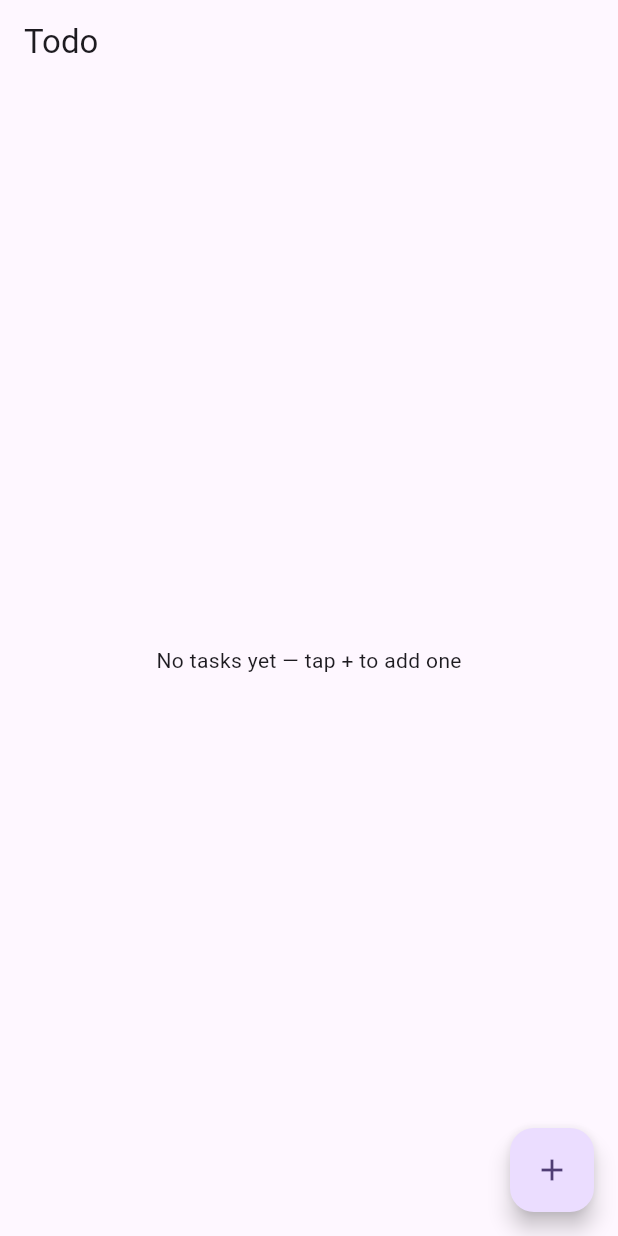
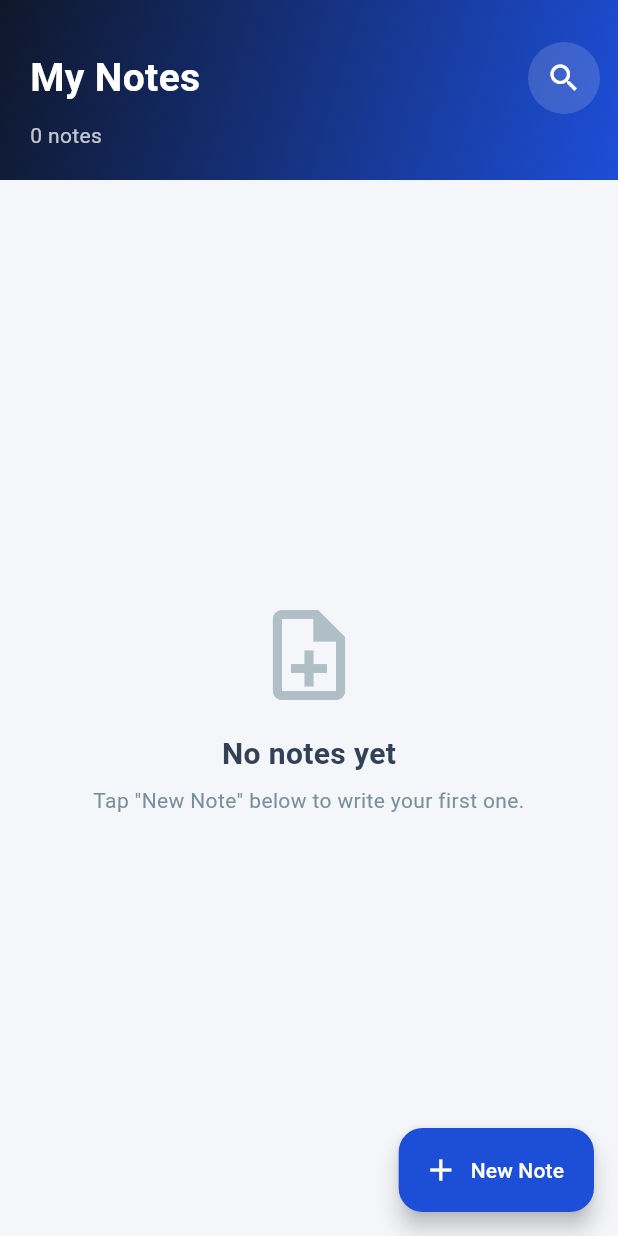
Before and after one commit to rao21/iba_app_dev_26, a Flutter app: the screen it shows after launch, on a phone screen of 412 x 824 dp. Run offline on Flutter 3.47's test engine with Material 3 defaults, Android fonts, the phone set to English and light mode, and no system bars; our stand-ins replace cloud_firestore, firebase_core; accounts and stored records are empty.

Commit message:
feat(notes): add a polished Firestore-backed Notes app
- lib/models/note_model.dart: Note with fromMap()/toMap()/copyWith()
- lib/services/note_service.dart: NoteService — addNote, getNotes (live
  Stream), updateNote, deleteNote against the 'notes' collection
- lib/screens/home_screen.dart: gradient AppBar with note count and a
  working search toggle, custom shadowed note cards with rotating accent
  icon badges, empty state, delete confirmation dialog, extended FAB
- lib/screens/note_form_screen.dart: shared add/edit form (nullable Note
  decides the mode), filled rounded icon-prefixed fields with validation,
  gradient Save/Update button with a loading state, and a visible error
  SnackBar on a failed save instead of failing silently
- main.dart: wires HomeScreen as home, Material 3 with a navy
  colorSchemeSeed
- firestore.rules: open the 'notes' collection too (still needs a manual
  'firebase deploy --only firestore:rules' — deploying rules is
  security-sensitive and isn't run automatically)
- Add intl for the note card timestamp

```diff
--- a/lib/main.dart
+++ b/lib/main.dart
@@ -1,14 +1,14 @@
 import 'package:firebase_core/firebase_core.dart';
 import 'package:flutter/material.dart';
 
-import 'features/todo/pages/todo_list_page.dart';
 import 'firebase_options.dart';
+import 'screens/home_screen.dart';
 
 Future<void> main() async {
   // Flutter needs to be ready before any plugin (Firebase included) can run.
   WidgetsFlutterBinding.ensureInitialized();
 
-  // Connects this app to the ibaCourse Firebase project — the config in
+  // Connects this app to the Firebase project — the config in
   // firebase_options.dart was generated by `flutterfire configure`.
   await Firebase.initializeApp(options: DefaultFirebaseOptions.currentPlatform);
 
@@ -21,10 +21,16 @@ class MyApp extends StatelessWidget {
   @override
   Widget build(BuildContext context) {
     return MaterialApp(
-      title: 'Todo',
+      title: 'Notes',
       debugShowCheckedModeBanner: false,
-      theme: ThemeData(colorScheme: ColorScheme.fromSeed(seedColor: Colors.deepPurple)),
-      home: const TodoListPage(),
+      theme: ThemeData(
+        useMaterial3: true,
+        // Navy seed so every Material 3 component (buttons, fields, etc.)
+        // derives a colour scheme that matches the AppBar gradient.
+        colorSchemeSeed: const Color(0xFF1D4ED8),
+        scaffoldBackgroundColor: const Color(0xFFF4F6FA),
+      ),
+      home: const HomeScreen(),
     );
   }
 }
--- /dev/null
+++ b/lib/models/note_model.dart
@@ -0,0 +1,55 @@
+import 'package:cloud_firestore/cloud_firestore.dart';
+
+/// A single note stored in the "notes" Firestore collection.
+///
+/// [id] is the Firestore document id. It is empty for a note that has not
+/// been saved yet (e.g. while filling out the "Add Note" form), and gets
+/// filled in once NoteService hands back a saved document.
+class Note {
+  const Note({
+    required this.id,
+    required this.title,
+    required this.description,
+    required this.createdAt,
+  });
+
+  final String id;
+  final String title;
+  final String description;
+  final DateTime createdAt;
+
+  /// Converts a Firestore document into a Note. [id] comes from the
+  /// document's own path, not its data, so it is passed in separately.
+  factory Note.fromMap(String id, Map<String, dynamic> map) {
+    return Note(
+      id: id,
+      title: map['title'] as String? ?? '',
+      description: map['description'] as String? ?? '',
+      // Firestore stores dates as Timestamp, not DateTime — convert here so
+      // the rest of the app only ever deals in plain DateTime.
+      createdAt: (map['createdAt'] as Timestamp?)?.toDate() ?? DateTime.now(),
+    );
+  }
+
+  /// Converts this Note into the plain map Firestore expects. The id is
+  /// deliberately left out — Firestore already knows it from the document
+  /// path, and writing it into the data too would just be duplication.
+  Map<String, dynamic> toMap() {
+    return {
+      'title': title,
+      'description': description,
+      'createdAt': Timestamp.fromDate(createdAt),
+    };
+  }
+
+  /// Returns a copy of this note with the given fields replaced — handy for
+  /// building the updated version of a note in the edit form.
+  Note copyWith({String? title, String? description}) {
+    return Note(
+      id: id,
+      title: title ?? this.title,
+      description: description ?? this.description,
+      createdAt: createdAt,
+    );
+  }
+}
--- /dev/null
+++ b/lib/screens/home_screen.dart
@@ -0,0 +1,380 @@
+import 'package:flutter/material.dart';
+import 'package:intl/intl.dart';
+
+import '../models/note_model.dart';
+import '../services/note_service.dart';
+import 'note_form_screen.dart';
+
+// The navy-to-blue gradient used on every AppBar in this app. Keeping it as
+// a top-level constant means both screens stay visually identical without
+// copy-pasting a Color list everywhere.
+const _appBarGradient = LinearGradient(
+  begin: Alignment.topLeft,
+  end: Alignment.bottomRight,
+  colors: [Color(0xFF0F172A), Color(0xFF1D4ED8)],
+);
+
+// Each note card's icon badge rotates through these accent colors, so a
+// long list of notes doesn't read as one flat block of white cards.
+const _accentColors = [
+  Color(0xFF3B82F6), // blue
+  Color(0xFF8B5CF6), // purple
+  Color(0xFFF59E0B), // amber
+  Color(0xFF10B981), // emerald
+];
+
+/// The notes list — the app's home screen. A StreamBuilder keeps it in
+/// sync with Firestore in real time, and an optional search field filters
+/// the already-loaded list locally.
+class HomeScreen extends StatefulWidget {
+  const HomeScreen({super.key});
+
+  @override
+  State<HomeScreen> createState() => _HomeScreenState();
+}
+
+class _HomeScreenState extends State<HomeScreen> {
+  final NoteService _noteService = NoteService();
+  final TextEditingController _searchController = TextEditingController();
+
+  bool _isSearching = false;
+  String _searchQuery = '';
+
+  @override
+  void dispose() {
+    _searchController.dispose();
+    super.dispose();
+  }
+
+  // Toggles the inline search field on and off, clearing any previous
+  // search text so reopening search always starts fresh.
+  void _toggleSearch() {
+    setState(() {
+      _isSearching = !_isSearching;
+      if (!_isSearching) {
+        _searchQuery = '';
+        _searchController.clear();
+      }
+    });
+  }
+
+  // Opens the shared add/edit form. Passing null means "add mode"; the
+  // form screen itself decides its title and button label from this.
+  void _openAddNoteForm() {
+    Navigator.push(
+      context,
+      MaterialPageRoute(builder: (context) => const NoteFormScreen(note: null)),
+    );
+  }
+
+  void _openEditNoteForm(Note note) {
+    Navigator.push(
+      context,
+      MaterialPageRoute(builder: (context) => NoteFormScreen(note: note)),
+    );
+  }
+
+  // Shows a rounded confirmation dialog before actually deleting anything —
+  // deleting a note is permanent, so it deserves a deliberate second tap.
+  Future<void> _confirmDelete(Note note) async {
+    final confirmed = await showDialog<bool>(
+      context: context,
+      builder: (context) => AlertDialog(
+        shape: RoundedRectangleBorder(borderRadius: BorderRadius.circular(20)),
+        title: const Text('Delete this note?'),
+        content: const Text('This action cannot be undone.'),
+        actions: [
+          TextButton(
+            onPressed: () => Navigator.pop(context, false),
+            child: const Text('Cancel'),
+          ),
+          FilledButton(
+            style: FilledButton.styleFrom(backgroundColor: Colors.redAccent),
+            onPressed: () => Navigator.pop(context, true),
+            child: const Text('Delete'),
+          ),
+        ],
+      ),
+    );
+
+    if (confirmed == true) {
+      await _noteService.deleteNote(note.id);
+    }
+  }
+
+  @override
+  Widget build(BuildContext context) {
+    return Scaffold(
+      backgroundColor: const Color(0xFFF4F6FA),
+      body: StreamBuilder<List<Note>>(
+        stream: _noteService.getNotes(),
+        builder: (context, snapshot) {
+          final allNotes = snapshot.data ?? const <Note>[];
+
+          // Local, client-side filter — the collection is small enough for a
+          // teaching app that a second Firestore query isn't worth it.
+          final notes = _searchQuery.isEmpty
+              ? allNotes
+              : allNotes
+                  .where((n) =>
+                      n.title.toLowerCase().contains(_searchQuery.toLowerCase()))
+                  .toList();
+
+          return CustomScrollView(
+            slivers: [
+              _buildAppBar(allNotes.length),
+              if (snapshot.connectionState == ConnectionState.waiting)
+                const SliverFillRemaining(
+                  child: Center(child: CircularProgressIndicator()),
+                )
+              else if (notes.isEmpty)
+                SliverFillRemaining(
+                  child: _buildEmptyState(isSearch: _searchQuery.isNotEmpty),
+                )
+              else
+                SliverPadding(
+                  padding: const EdgeInsets.fromLTRB(16, 16, 16, 96),
+                  sliver: SliverList.builder(
+                    itemCount: notes.length,
+                    itemBuilder: (context, index) {
+                      final note = notes[index];
+                      // Cycle through the accent palette by index so
+                      // neighbouring cards never land on the same colour.
+                      final accent = _accentColors[index % _accentColors.length];
+                      return _NoteCard(
+                        note: note,
+                        accentColor: accent,
+                        onTap: () => _openEditNoteForm(note),
+                        onDelete: () => _confirmDelete(note),
+                      );
+                    },
+                  ),
+                ),
+            ],
+          );
+        },
+      ),
+      floatingActionButton: FloatingActionButton.extended(
+        onPressed: _openAddNoteForm,
+        backgroundColor: const Color(0xFF1D4ED8),
+        icon: const Icon(Icons.add, color: Colors.white),
+        label: const Text('New Note', style: TextStyle(color: Colors.white)),
+      ),
+    );
+  }
+
+  // A pinned, gradient SliverAppBar — its title swaps for a search field
+  // when search mode is active, and its bottom row (subtitle/count or the
+  // search field itself) stays visible while the list scrolls underneath.
+  Widget _buildAppBar(int totalCount) {
+    return SliverAppBar(
+      pinned: true,
+      expandedHeight: 120,
+      backgroundColor: const Color(0xFF0F172A),
+      automaticallyImplyLeading: false,
+      flexibleSpace: Container(
+        decoration: const BoxDecoration(gradient: _appBarGradient),
+        child: SafeArea(
+          child: Padding(
+            padding: const EdgeInsets.fromLTRB(20, 8, 12, 0),
+            child: Column(
+              crossAxisAlignment: CrossAxisAlignment.start,
+              mainAxisAlignment: MainAxisAlignment.center,
+              children: [
+                Row(
+                  children: [
+                    Expanded(
+                      child: _isSearching
+                          ? _buildSearchField()
+                          : const Text(
+                              'My Notes',
+                              style: TextStyle(
+                                color: Colors.white,
+                                fontSize: 26,
+                                fontWeight: FontWeight.bold,
+                              ),
+                            ),
+                    ),
+                    // Circular search toggle button — switches between the
+                    // magnifying glass and a close icon while active.
+                    Container(
+                      decoration: BoxDecoration(
+                        color: Colors.white.withValues(alpha: 0.15),
+                        shape: BoxShape.circle,
+                      ),
+                      child: IconButton(
+                        onPressed: _toggleSearch,
+                        icon: Icon(
+                          _isSearching ? Icons.close : Icons.search,
+                          color: Colors.white,
+                        ),
+                      ),
+                    ),
+                  ],
+                ),
+                if (!_isSearching) ...[
+                  const SizedBox(height: 4),
+                  Text(
+                    '$totalCount ${totalCount == 1 ? 'note' : 'notes'}',
+                    style: TextStyle(color: Colors.white.withValues(alpha: 0.75)),
+                  ),
+                ],
+              ],
+            ),
+          ),
+        ),
+      ),
+    );
+  }
+
+  Widget _buildSearchField() {
+    return TextField(
+      controller: _searchController,
+      autofocus: true,
+      style: const TextStyle(color: Colors.white),
+      cursorColor: Colors.white,
+      decoration: InputDecoration(
+        hintText: 'Search notes...',
+        hintStyle: TextStyle(color: Colors.white.withValues(alpha: 0.6)),
+        border: InputBorder.none,
+      ),
+      onChanged: (value) => setState(() => _searchQuery = value),
+    );
+  }
+
+  // The "nothing here" state: a muted icon plus a short, friendly message
+  // instead of a blank white screen.
+  Widget _buildEmptyState({required bool isSearch}) {
+    return Center(
+      child: Padding(
+        padding: const EdgeInsets.all(32),
+        child: Column(
+          mainAxisSize: MainAxisSize.min,
+          children: [
+            Icon(
+              isSearch ? Icons.search_off_rounded : Icons.note_add_outlined,
+              size: 72,
+              color: Colors.blueGrey.shade200,
+            ),
+            const SizedBox(height: 16),
+            Text(
+              isSearch ? 'No matching notes' : 'No notes yet',
+              style: const TextStyle(
+                fontSize: 20,
+                fontWeight: FontWeight.w600,
+                color: Color(0xFF334155),
+              ),
+            ),
+            const SizedBox(height: 6),
+            Text(
+              isSearch
+                  ? 'Try a different search term.'
+                  : 'Tap "New Note" below to write your first one.',
+              textAlign: TextAlign.center,
+              style: TextStyle(color: Colors.blueGrey.shade400),
+            ),
+          ],
+        ),
+      ),
+    );
+  }
+}
+
+/// One note, rendered as a custom shadowed card rather than a default
+/// Material Card — rounded corners, a coloured icon badge, and a trailing
+/// delete button.
+class _NoteCard extends StatelessWidget {
+  const _NoteCard({
+    required this.note,
+    required this.accentColor,
+    required this.onTap,
+    required this.onDelete,
+  });
+
+  final Note note;
+  final Color accentColor;
+  final VoidCallback onTap;
+  final VoidCallback onDelete;
+
+  @override
+  Widget build(BuildContext context) {
+    return Padding(
+      padding: const EdgeInsets.only(bottom: 14),
+      child: Material(
+        color: Colors.transparent,
+        child: InkWell(
+          borderRadius: BorderRadius.circular(18),
+          onTap: onTap,
+          child: Container(
+            padding: const EdgeInsets.all(14),
+            decoration: BoxDecoration(
+              color: Colors.white,
+              borderRadius: BorderRadius.circular(18),
+              boxShadow: [
+                BoxShadow(
+                  color: Colors.black.withValues(alpha: 0.06),
+                  blurRadius: 16,
+                  offset: const Offset(0, 6),
+                ),
+              ],
+            ),
+            child: Row(
+              crossAxisAlignment: CrossAxisAlignment.start,
+              children: [
+                // The coloured icon badge — a rounded square, not a circle,
+                // so it reads as a "document" rather than an avatar.
+                Container(
+                  width: 44,
+                  height: 44,
+                  decoration: BoxDecoration(
+                    color: accentColor.withValues(alpha: 0.15),
+                    borderRadius: BorderRadius.circular(12),
+                  ),
+                  child: Icon(Icons.description_outlined, color: accentColor),
+                ),
+                const SizedBox(width: 14),
+                Expanded(
+                  child: Column(
+                    crossAxisAlignment: CrossAxisAlignment.start,
+                    children: [
+                      Text(
+                        note.title,
+                        style: const TextStyle(
+                          fontSize: 16,
+                          fontWeight: FontWeight.bold,
+                          color: Color(0xFF1E293B),
+                        ),
+                        maxLines: 1,
+                        overflow: TextOverflow.ellipsis,
+                      ),
+                      const SizedBox(height: 4),
+                      Text(
+                        note.description,
+                        style: TextStyle(color: Colors.blueGrey.shade500, height: 1.3),
+                        maxLines: 2,
+                        overflow: TextOverflow.ellipsis,
+                      ),
+                      const SizedBox(height: 8),
+                      Text(
+                        DateFormat('MMM d, yyyy • h:mm a').format(note.createdAt),
+                        style: TextStyle(
+                          fontSize: 12,
+                          color: Colors.blueGrey.shade300,
+                        ),
+                      ),
+                    ],
+                  ),
+                ),
+                IconButton(
+                  onPressed: onDelete,
+                  icon: Icon(Icons.delete_outline, color: Colors.red.shade300),
+                  tooltip: 'Delete note',
+                ),
+              ],
+            ),
+          ),
+        ),
+      ),
+    );
+  }
+}
--- /dev/null
+++ b/lib/services/note_service.dart
@@ -0,0 +1,42 @@
+import 'package:cloud_firestore/cloud_firestore.dart';
+
+import '../models/note_model.dart';
+
+/// Every Firestore read and write for notes goes through this class.
+/// Screens never call `FirebaseFirestore.instance` directly — they call
+/// NoteService instead, so the Firestore collection name and query logic
+/// live in exactly one place.
+class NoteService {
+  // The single collection this whole service talks to.
+  final CollectionReference<Map<String, dynamic>> _notesRef =
+      FirebaseFirestore.instance.collection('notes');
+
+  /// CREATE — saves a brand-new note. Firestore generates the document id
+  /// for us, which is why Note doesn't need an id until after this call.
+  Future<void> addNote(Note note) async {
+    await _notesRef.add(note.toMap());
+  }
+
+  /// READ — a live stream of every note, newest first. Because this is a
+  /// Stream (not a one-time Future), the UI automatically redraws itself
+  /// whenever a note is added, edited, or deleted — including changes made
+  /// from another device.
+  Stream<List<Note>> getNotes() {
+    return _notesRef
+        .orderBy('createdAt', descending: true)
+        .snapshots()
+        .map((snapshot) => snapshot.docs
+            .map((doc) => Note.fromMap(doc.id, doc.data()))
+            .toList());
+  }
+
+  /// UPDATE — overwrites an existing note's fields by its document id.
+  Future<void> updateNote(Note note) async {
+    await _notesRef.doc(note.id).update(note.toMap());
+  }
+
+  /// DELETE — removes a note permanently by its document id.
+  Future<void> deleteNote(String noteId) async {
+    await _notesRef.doc(noteId).delete();
+  }
+}
--- a/pubspec.yaml
+++ b/pubspec.yaml
@@ -36,6 +36,7 @@ dependencies:
   cupertino_icons: ^1.0.8
   firebase_core: ^4.15.0
   cloud_firestore: ^6.10.0
+  intl: ^0.20.3
 
 dev_dependencies:
   flutter_test:
```
Also changed, not shown: lib/screens/note_form_screen.dart (added, +237 -0 lines), pubspec.lock, 1 other file.
